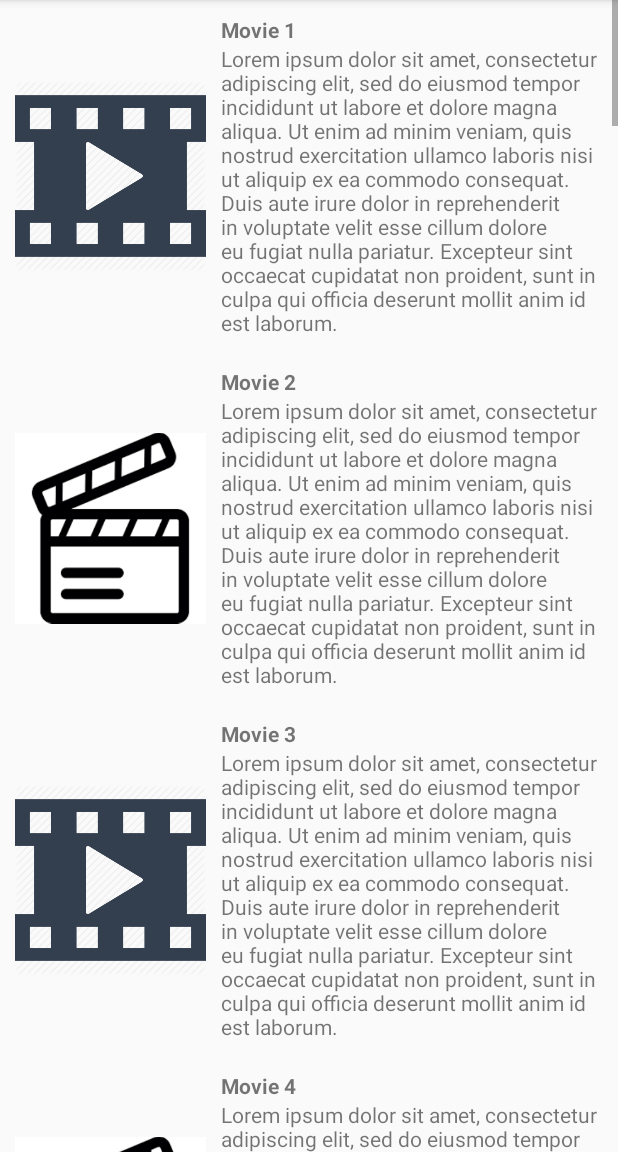
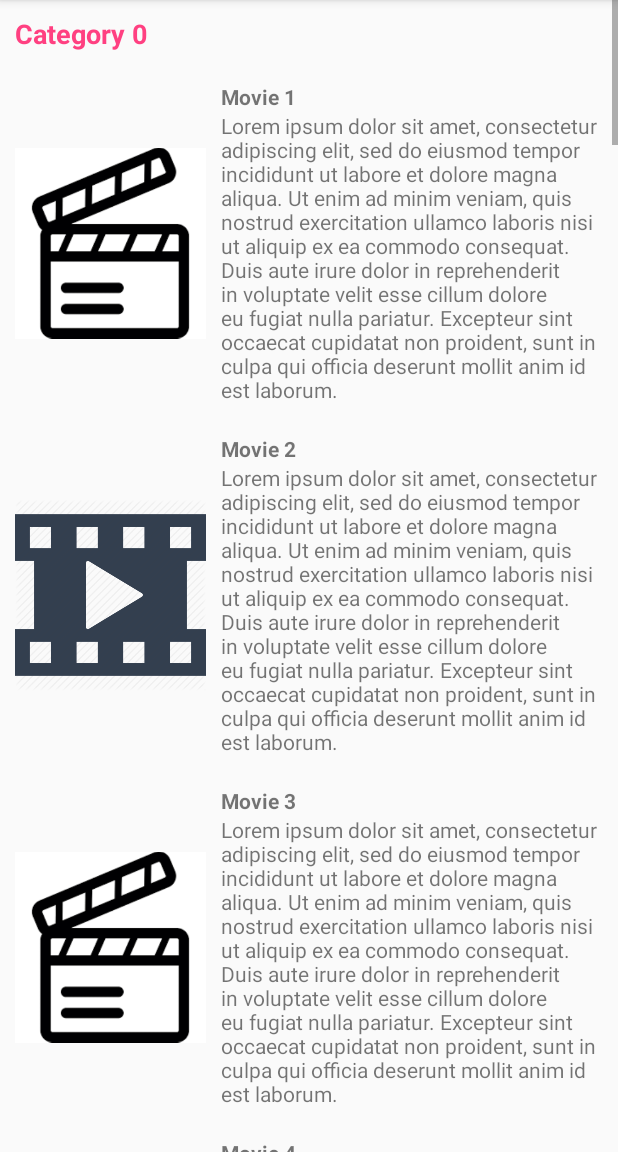
Before and after one commit to UTN-FRBA-Mobile/Clases-2018c2, an Android app: the DashboardActivity screen opened directly, with no data from a screen before it, on a phone screen of 412 x 824 dp, the part 84-1236 px from its top. Run offline under Robolectric (Android 15) with nearby library versions, the phone set to English and light mode, and no system bars.

Commit message:
Clase 3: - Implementación de distintos tipos de vista para la RecyclerView + Refactor de API de Películas

```diff
--- a/app/src/main/java/ar/edu/utn/frba/dadm/clases2018c2/clases_2018c2/Dashboard/DashboardActivity.kt
+++ b/app/src/main/java/ar/edu/utn/frba/dadm/clases2018c2/clases_2018c2/Dashboard/DashboardActivity.kt
@@ -1,10 +1,10 @@
 package ar.edu.utn.frba.dadm.clases2018c2.clases_2018c2.Dashboard
 
+import android.os.Bundle
 import android.support.v7.app.AppCompatActivity
-import android.os.Bundle
 import android.support.v7.widget.LinearLayoutManager
 import android.support.v7.widget.RecyclerView
-import ar.edu.utn.frba.dadm.clases2018c2.clases_2018c2.Movie
+import ar.edu.utn.frba.dadm.clases2018c2.clases_2018c2.MoviesApi
 import ar.edu.utn.frba.dadm.clases2018c2.clases_2018c2.R
 
 class DashboardActivity : AppCompatActivity() {
@@ -14,12 +14,7 @@ class DashboardActivity : AppCompatActivity() {
         super.onCreate(savedInstanceState)
         setContentView(R.layout.activity_dashboard)
 
-
-        val myDataset = mutableListOf<Movie>()
-
-        for (i in 1..30) {
-            myDataset.add(Movie("Movie $i"))
-        }
+        val myDataset = MoviesApi().getMovies()
 
         val viewManager = LinearLayoutManager(this)
         val viewAdapter = MyAdapter(myDataset)
--- a/app/src/main/java/ar/edu/utn/frba/dadm/clases2018c2/clases_2018c2/Dashboard/MyAdapter.kt
+++ b/app/src/main/java/ar/edu/utn/frba/dadm/clases2018c2/clases_2018c2/Dashboard/MyAdapter.kt
@@ -12,25 +12,34 @@ import ar.edu.utn.frba.dadm.clases2018c2.clases_2018c2.R
 class MyAdapter(private val myDataset: MutableList<Movie>) :
         RecyclerView.Adapter<MyAdapter.MyViewHolder>() {
 
+    private val VIEWTYPE_CATEGORY: Int = 1
+    private val VIEWTYPE_MOVIE: Int = 2
+
     class MyViewHolder(val view: View) : RecyclerView.ViewHolder(view)
 
     override fun onCreateViewHolder(parent: ViewGroup,
                                     viewType: Int): MyAdapter.MyViewHolder {
-        val view = LayoutInflater.from(parent.context)
-                .inflate(R.layout.movie_listitem_view, parent, false)
+        val view : View = if(viewType == VIEWTYPE_CATEGORY)
+            LayoutInflater.from(parent.context)
+                    .inflate(R.layout.view_listitem_category, parent, false)
+        else
+            LayoutInflater.from(parent.context)
+                    .inflate(R.layout.view_listitem_movie, parent, false)
 
         return MyViewHolder(view)
     }
 
     override fun onBindViewHolder(holder: MyViewHolder, position: Int) {
         holder.view.findViewById<TextView>(R.id.movie_name).text = myDataset[position].movieName
+        if(myDataset[position].moviePoster != null)
+            holder.view.findViewById<ImageView>(R.id.movie_poster).setImageResource(myDataset[position].moviePoster!!)
+    }
 
-        if (position % 2 == 0)
-            //even
-            holder.view.findViewById<ImageView>(R.id.movie_cover).setImageResource(R.drawable.movie_icon_1)
+    override fun getItemViewType(position: Int): Int {
+        return if(myDataset[position].IsCategory)
+            VIEWTYPE_CATEGORY
         else
-            //odd
-            holder.view.findViewById<ImageView>(R.id.movie_cover).setImageResource(R.drawable.movie_icon_2)
+            VIEWTYPE_MOVIE
     }
 
     override fun getItemCount() = myDataset.size
--- a/app/src/main/java/ar/edu/utn/frba/dadm/clases2018c2/clases_2018c2/Movie.kt
+++ b/app/src/main/java/ar/edu/utn/frba/dadm/clases2018c2/clases_2018c2/Movie.kt
@@ -1,3 +1,3 @@
 package ar.edu.utn.frba.dadm.clases2018c2.clases_2018c2
 
-class Movie(val movieName: String)
+class Movie(val movieName: String, val moviePoster: Int?, val IsCategory: Boolean)
--- /dev/null
+++ b/app/src/main/java/ar/edu/utn/frba/dadm/clases2018c2/clases_2018c2/moviesApi.kt
@@ -0,0 +1,21 @@
+package ar.edu.utn.frba.dadm.clases2018c2.clases_2018c2
+
+class MoviesApi {
+    fun getMovies(): MutableList<Movie> {
+        val dataset = mutableListOf<Movie>()
+        for (i in 0..30) {
+            if (i % 5 == 0) {
+                dataset.add(Movie("Category $i", null, true))
+                continue
+            }
+
+            if (i % 2 == 0)
+            //even
+                dataset.add(Movie("Movie $i", R.drawable.movie_icon_1, false))
+            else
+            //odd
+                dataset.add(Movie("Movie $i", R.drawable.movie_icon_2, false))
+        }
+        return dataset
+    }
+}
--- /dev/null
+++ b/app/src/main/res/layout/view_listitem_category.xml
@@ -0,0 +1,23 @@
+<?xml version="1.0" encoding="utf-8"?>
+<LinearLayout
+    xmlns:android="http://schemas.android.com/apk/res/android"
+    android:layout_width="match_parent"
+    android:layout_height="wrap_content"
+    android:orientation="horizontal"
+    android:padding="10dp">
+
+    <LinearLayout
+        android:layout_width="0dp"
+        android:layout_height="wrap_content"
+        android:layout_weight="2"
+        android:orientation="vertical">
+        <TextView
+            android:id="@+id/movie_name"
+            android:layout_width="wrap_content"
+            android:layout_height="wrap_content"
+            android:textStyle="bold"
+            android:textColor="@color/colorAccent"
+            android:textSize="18sp"
+            android:text="Placeholder"/>
+    </LinearLayout>
+</LinearLayout>
--- a/app/src/main/res/layout/movie_listitem_view.xml
+++ b/app/src/main/res/layout/view_listitem_movie.xml
@@ -7,7 +7,7 @@
     android:padding="10dp">
 
     <ImageView
-        android:id="@+id/movie_cover"
+        android:id="@+id/movie_poster"
         android:layout_width="0dp"
         android:layout_height="match_parent"
         android:layout_weight="1"
```
